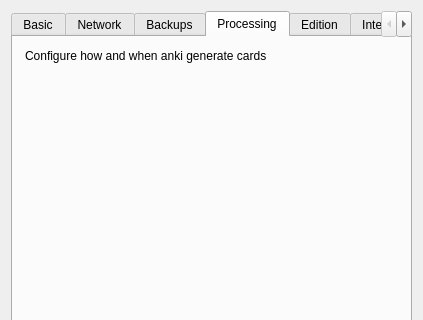
Old version of the form designer/preferences.ui in the repository lovac42/anki; both pictures show x 0 to 423 and y 0 to 320 of the 423 by 525 pixel window.
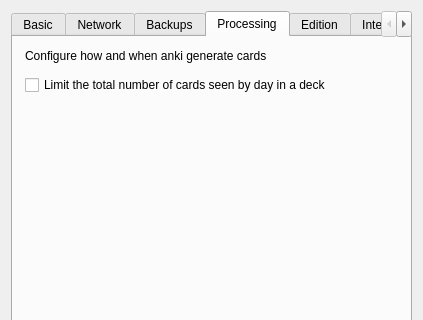
New version of the form. The open tabs and pages were chosen to show the change.

Commit message: add preference limitAllCards

Diff of the .ui file:
```diff
--- a/designer/preferences.ui
+++ b/designer/preferences.ui
@@ -459,6 +459,13 @@
          </property>
         </widget>
        </item>
+       <item>
+        <widget class="QCheckBox" name="limitAllCards">
+         <property name="text">
+          <string>Limit the total number of cards seen by day in a deck</string>
+         </property>
+        </widget>
+       </item>
        <item>
         <spacer name="verticalSpacer">
          <property name="orientation">
```
The commit also changes 1 other file.
